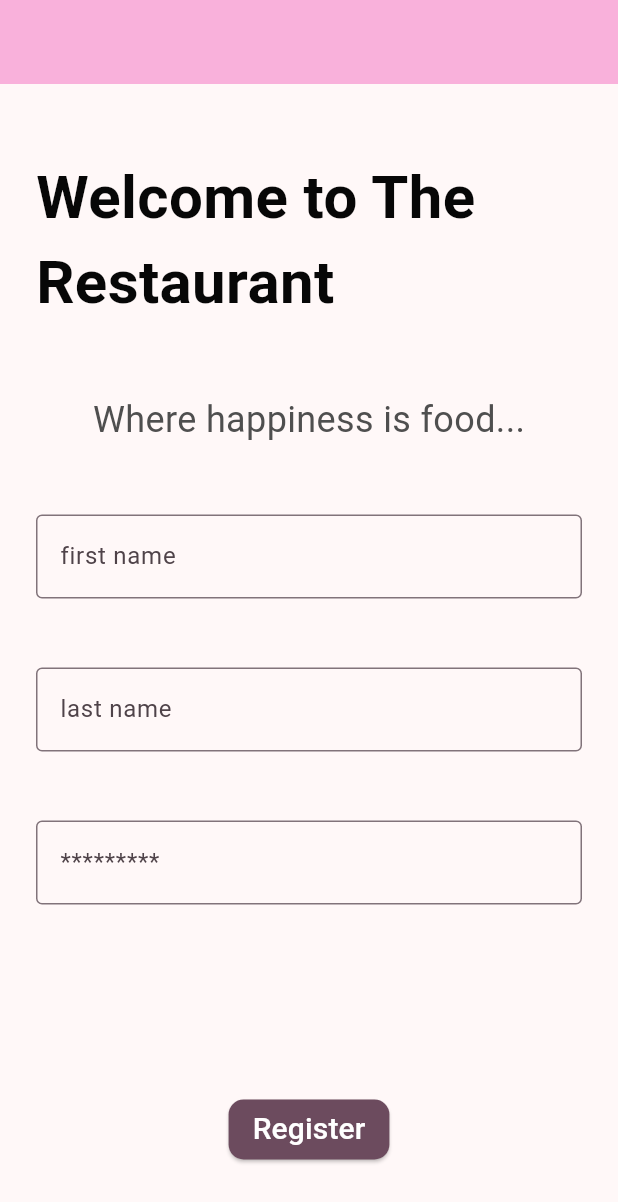
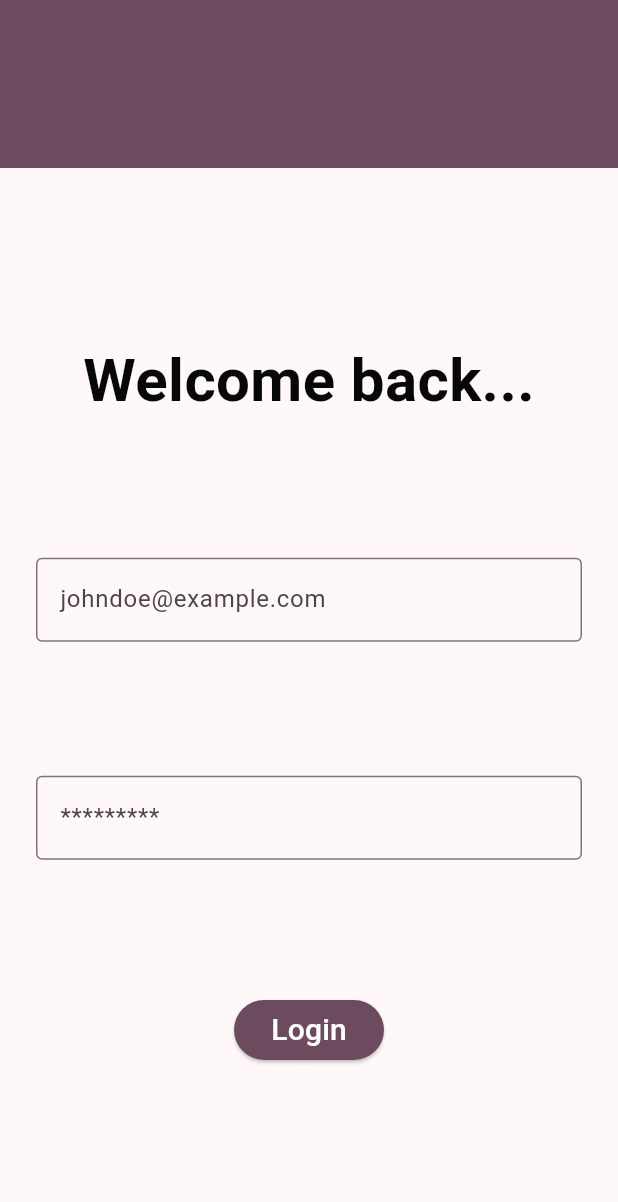
Before and after one commit to Loki-1937/RestaurantApp, a Flutter app: the screen it shows after launch, on a phone screen of 412 x 824 dp. Shown: the top 1202 px of the screen. Run offline on Flutter 3.47's test engine with Material 3 defaults, Android fonts, the phone set to English and light mode, and no system bars.

Commit message:
updated static UI for authentication

```diff
--- a/lib/page/authentication/login/login.dart
+++ b/lib/page/authentication/login/login.dart
@@ -1,6 +1,5 @@
 import 'package:flutter/material.dart';
-import 'package:the_restaurant/page/home/myhomepage.dart';
-import 'package:the_restaurant/page/home/welcomehome.dart';
+import 'package:the_restaurant/page/authentication/signup/signup.dart';
 import '../../../widgets/text.dart';
 import '../../../utils/constants.dart' as globalConstants;
 
@@ -12,63 +11,28 @@ class LoginPage extends StatefulWidget {
 }
 
 class _LoginPageState extends State<LoginPage> {
-  final firstNameController = TextEditingController();
-  final lastNameController = TextEditingController();
   final passwordController = TextEditingController();
-  late String firstName = "";
-  late String lastName = "";
+  final emailController = TextEditingController();
+  late String email = "";
   late String password = "";
 
-  alterName() {
-    firstName = firstNameController.text;
-  }
-
   extractUserBio() {
-    firstName = firstNameController.text;
-    lastName = lastNameController.text;
+    email = emailController.text;
     password = passwordController.text;
-
-    print(firstName);
-    print(lastName);
-    print(password);
-  }
-
-  @override
-  void initState() {
-    super.initState();
-    alterName();
-  }
-
-  @override
-  void setState(VoidCallback fn) {
-    super.setState(fn);
   }
 
   @override
   Widget build(BuildContext context) {
-    return Padding(
-        padding: const EdgeInsets.all(24),
-        child: Column(
-          mainAxisAlignment: MainAxisAlignment.spaceAround,
-          children: <Widget>[
+    return globalConstants.baseLayout(globalConstants.customPadding(Column(
+      mainAxisAlignment: MainAxisAlignment.spaceEvenly,
+      children: [
         const TextWidget(
-                displayText: globalConstants.signUpPageTitle,
-                styleVariant: "title"),
-            const TextWidget(
-                displayText: globalConstants.signUpPageSubtitle,
-                styleVariant: "subtitle"),
+            displayText: globalConstants.loginPageTitle, styleVariant: 'title'),
         TextField(
-              controller: firstNameController,
+            controller: emailController,
             decoration: const InputDecoration(
               border: OutlineInputBorder(),
-                hintText: globalConstants.firstNamePlaceHolder,
-              ),
-            ),
-            TextField(
-                controller: lastNameController,
-                decoration: const InputDecoration(
-                  border: OutlineInputBorder(),
-                  hintText: globalConstants.lastNamePlaceHolder,
+              hintText: globalConstants.emailPlaceHolder,
             )),
         TextField(
             obscureText: true,
@@ -77,36 +41,26 @@ class _LoginPageState extends State<LoginPage> {
               border: OutlineInputBorder(),
               hintText: globalConstants.passwordPlaceHolder,
             )),
-            TextWidget(
-                displayText: firstNameController.text,
-                styleVariant: "subtitle"),
         ElevatedButton(
           style: ElevatedButton.styleFrom(
             backgroundColor: globalConstants.primaryColor,
             alignment: Alignment.center,
             minimumSize: globalConstants.buttonMinSize,
             padding: globalConstants.buttonPadding,
-                shape: const RoundedRectangleBorder(
-                  borderRadius: globalConstants.borderRadius,
-                ),
+            shape: globalConstants.roundedRectangularBorder,
           ),
           onPressed: () {
-                // retreive the user inputs
             extractUserBio();
-                // navigate to second page
             Navigator.of(context).push(
               MaterialPageRoute(
-                    builder: (context) => const WelcomehomePage(),
+                builder: (context) => const SignupPage(),
               ),
             );
-                // setState(() {
-                //   firstName = firstNameController.text;
-                // });
           },
           child: const TextWidget(
-                  displayText: "Register", styleVariant: "button"),
+              displayText: globalConstants.buttonLogin, styleVariant: "button"),
         )
       ],
-        ));
+    )));
   }
 }
--- a/lib/page/home/myhomepage.dart
+++ b/lib/page/home/myhomepage.dart
@@ -1,5 +1,6 @@
 import 'package:flutter/material.dart';
 import '../authentication/login/login.dart';
+import '../../utils/constants.dart' as globalConstants;
 
 class MyHomePage extends StatefulWidget {
   const MyHomePage({super.key});
@@ -10,11 +11,6 @@ class MyHomePage extends StatefulWidget {
 class _MyHomePageState extends State<MyHomePage> {
   @override
   Widget build(BuildContext context) {
-    return Scaffold(
-      appBar: AppBar(
-        backgroundColor: Theme.of(context).colorScheme.inversePrimary,
-      ),
-      body: const LoginPage(),
-    );
+    return globalConstants.baseLayout(const LoginPage());
   }
 }
--- a/lib/utils/constants.dart
+++ b/lib/utils/constants.dart
@@ -12,13 +12,19 @@ const Color textGray = Color(0xff4F4F4F);
 const Color textHint = Color(0xff9A9A9A);
 
 const buttonPadding = EdgeInsets.symmetric(horizontal: 16);
-const borderRadius = BorderRadius.all(Radius.circular(10));
-const buttonMinSize = Size(100,40);
+const borderRadius = BorderRadius.all(Radius.circular(24));
+const buttonMinSize = Size(100, 40);
+const roundedRectangularBorder = RoundedRectangleBorder(
+  borderRadius: borderRadius,
+);
 
 // constant texts
 const String appName = "The Restaurant";
 const String signUpPageTitle = "Welcome to $appName";
 const String signUpPageSubtitle = "Where happiness is food...";
+
+const String loginPageTitle = "Welcome back...";
+const String PasswordResetTitle = "Password Reset";
 
 const String firstNamePlaceHolder = "first name ";
 const String lastNamePlaceHolder = "last name ";
@@ -26,3 +32,19 @@ const String emailPlaceHolder = "johndoe@example.com ";
 const String passwordPlaceHolder = "*********";
 
 const String buttonRegister = "Register";
+const String buttonLogin = "Login";
+const String buttonPasswordReset = "send reset password";
+
+// scaffold
+baseLayout(Widget TargetPage) {
+  return Scaffold(
+    appBar: AppBar(
+      backgroundColor: primaryColor,
+    ),
+    body: TargetPage,
+  );
+}
+
+customPadding(Widget targetWidget) {
+  return Padding(padding: EdgeInsets.all(24), child: targetWidget);
+}
--- a/lib/widgets/edittext.dart
+++ b/lib/widgets/edittext.dart
@@ -18,7 +18,6 @@ class _EditTextWidgetState extends State<EditTextWidget> {
   Widget build(BuildContext context) {
     getAlteredText() {
       String text = widget.controller!.text;
-      print(text);
     }
 
     return TextField(
```
Also changed, not shown: lib/page/authentication/forgotpassword/passwordreset.dart (added, +59 -0 lines), lib/page/authentication/signup/signup.dart (added, +87 -0 lines). Lines whose indentation alone changed are shown as unchanged.
